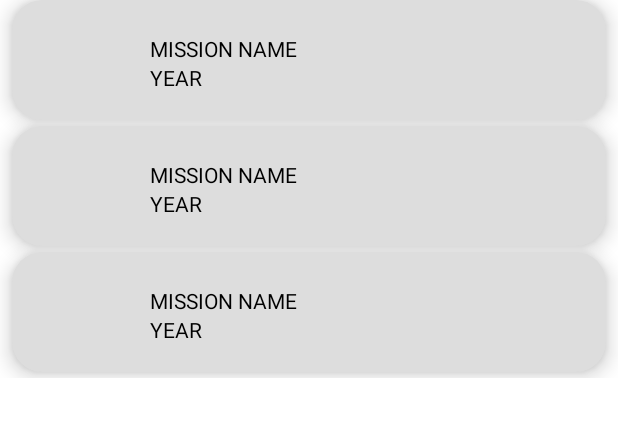
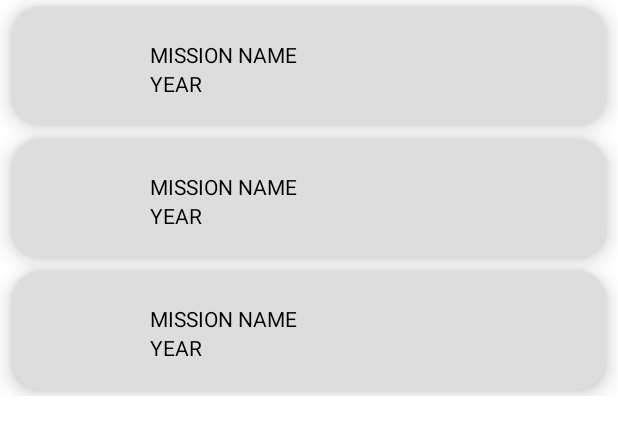
Before and after one commit to mvclopes/SpaceX-Launches, an Android app: the layout fragment_home.xml on its own in the app's theme, with its tools: preview values and no code run, on a phone screen of 412 x 824 dp. Shown: the top 435 px of the screen. Run offline under Robolectric (Android 15) with nearby library versions, the phone set to English and light mode, and no system bars.

Commit message:
Punctual change in launch item layout

```diff
--- a/app/src/main/res/layout/list_launch_item.xml
+++ b/app/src/main/res/layout/list_launch_item.xml
@@ -6,7 +6,7 @@
     android:layout_width="match_parent"
     android:layout_height="wrap_content"
     android:backgroundTint="#DDDDDD"
-    android:layout_marginBottom="4dp"
+    android:layout_marginVertical="4dp"
     android:layout_marginHorizontal="8dp"
     app:cardCornerRadius="20dp"
     app:cardElevation="8dp"
```
